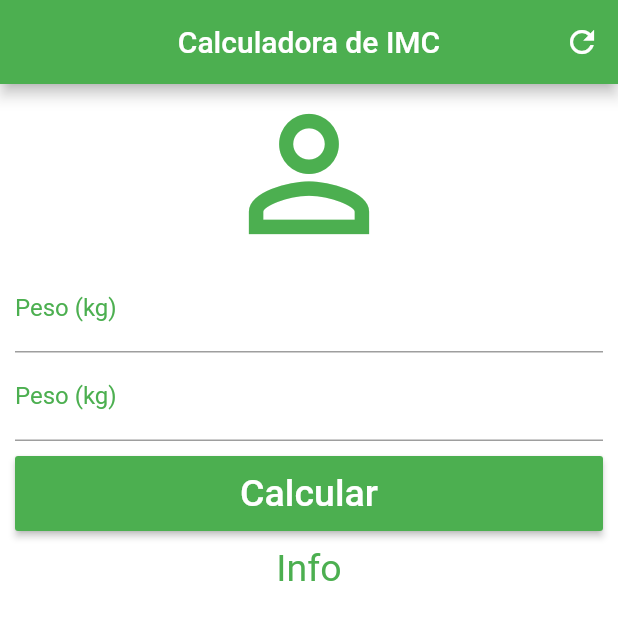
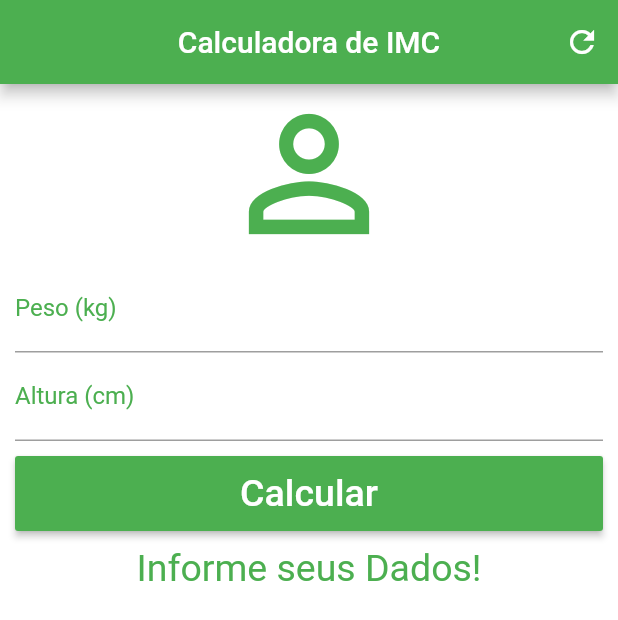
Before and after one commit to siqueira76/imc_calc_app, a Flutter app: the screen it shows after launch, after a tap on "Calcular", on a phone screen of 412 x 824 dp. Shown: the top 620 px of the screen. Run offline on Flutter 3.47's test engine with Material 2 defaults, Android fonts, the phone set to English and light mode, and no system bars.

Commit message:
Controller and Calc.

```diff
--- a/lib/main.dart
+++ b/lib/main.dart
@@ -12,6 +12,43 @@ class Home extends StatefulWidget {
 }
 
 class _HomeState extends State<Home> {
+  TextEditingController weightController = TextEditingController();
+  TextEditingController heightController = TextEditingController();
+
+  String _infoText = "Informe seus Dados!";
+
+  void _resetFields() {
+    weightController.text = "";
+    heightController.text = "";
+    setState(() {
+      _infoText = "Informe seus Dados!";
+    });
+  }
+
+  void _calculate() {
+    setState(() {
+      double weight = double.parse(weightController.text);
+      double height = double.parse(heightController.text) /100;
+
+      double imc = weight / (height * height);
+      print(imc);
+      if (imc < 18.6) {
+        _infoText = "Abaixo do Peso (${imc.toStringAsPrecision(4)})";
+      } else if (imc >= 18.6 && imc < 24.9){
+        _infoText = "Peso Ideal (${imc.toStringAsPrecision(4)})";
+      } else if (imc >= 24.9 && imc < 29.9){
+        _infoText = "Levemente Acima do Peso (${imc.toStringAsPrecision(4)})";
+      } else if (imc >= 29.9 && imc < 34.9){
+        _infoText = "Obesidade Grau I (${imc.toStringAsPrecision(4)})";
+      } else if (imc >= 34.9 && imc < 39.9){
+        _infoText = "Obesidade Grau II (${imc.toStringAsPrecision(4)})";
+      } else if (imc >= 40){
+        _infoText = "Obesidade Grau III (${imc.toStringAsPrecision(4)})";
+      }
+
+    });
+  }
+
   @override
   Widget build(BuildContext context) {
     return Scaffold(
@@ -22,7 +59,7 @@ class _HomeState extends State<Home> {
         actions: <Widget>[
           IconButton(
             icon: Icon(Icons.refresh),
-            onPressed: () {},
+            onPressed: _resetFields,
           )
         ],
       ),
@@ -44,21 +81,23 @@ class _HomeState extends State<Home> {
                   labelStyle: TextStyle(color: Colors.green)),
               textAlign: TextAlign.center,
               style: TextStyle(color: Colors.green),
+              controller: weightController,
             ),
             TextField(
               keyboardType: TextInputType.number,
               decoration: InputDecoration(
-                  labelText: "Peso (kg)",
+                  labelText: "Altura (cm)",
                   labelStyle: TextStyle(color: Colors.green)),
               textAlign: TextAlign.center,
               style: TextStyle(color: Colors.green),
+              controller: heightController,
             ),
             Padding(
               padding: EdgeInsets.only(top: 10.0, bottom: 10.0),
               child: Container(
                 height: 50.0,
                 child: RaisedButton(
-                  onPressed: () {},
+                  onPressed: _calculate,
                   child: Text(
                     "Calcular",
                     style: TextStyle(color: Colors.white, fontSize: 25.0),
@@ -68,7 +107,7 @@ class _HomeState extends State<Home> {
               ),
             ),
             Text(
-              "Info",
+              _infoText,
               textAlign: TextAlign.center,
               style: TextStyle(color: Colors.green, fontSize: 25.0),
             )
```
